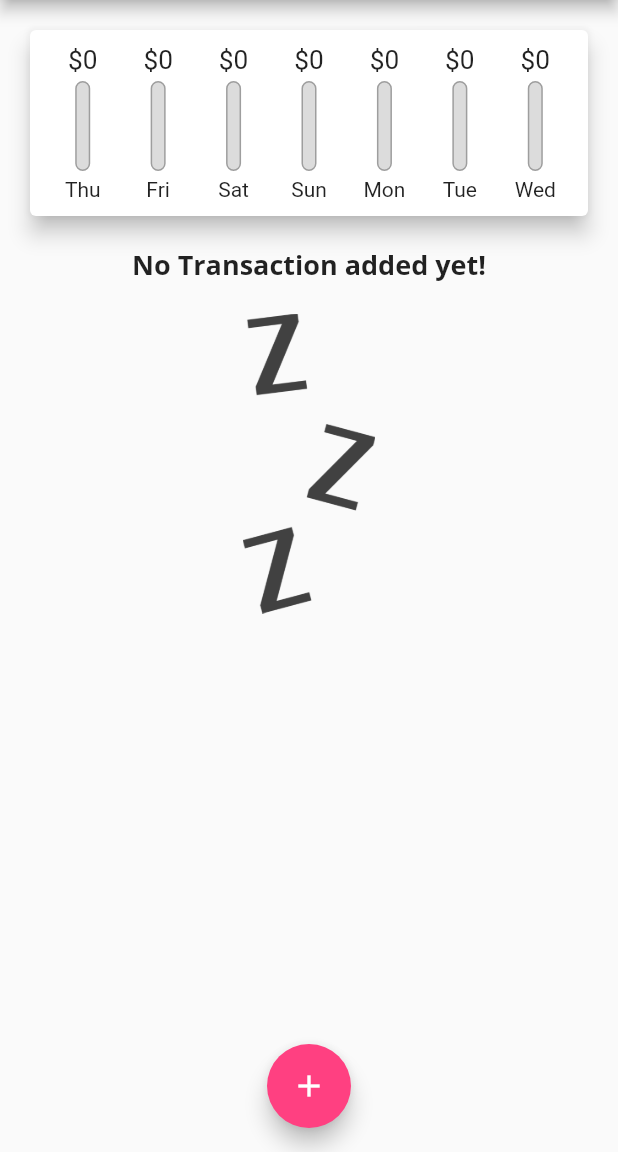
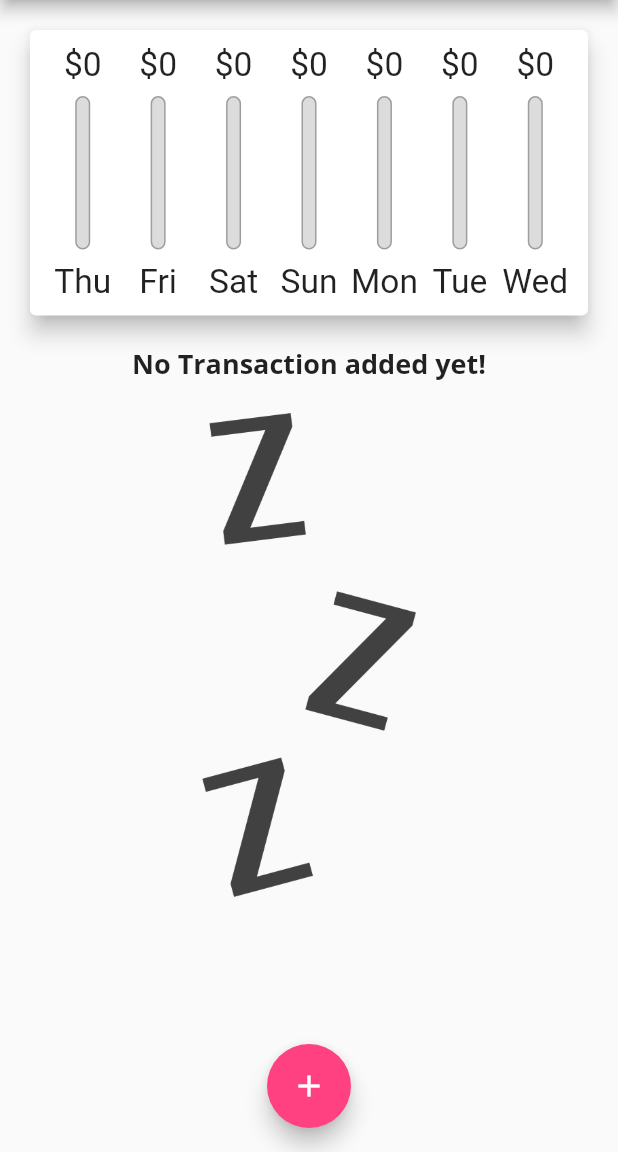
Before and after one commit to shubham242/Expense_Planner, a Flutter app: the screen it shows after launch, on a phone screen of 412 x 824 dp, the part 84-1236 px from its top. Run offline on Flutter 3.47's test engine with Material 2 defaults, Android fonts, the phone set to English and light mode, and no system bars.

```diff
--- a/lib/main.dart
+++ b/lib/main.dart
@@ -48,6 +48,8 @@ class MyHomePage extends StatefulWidget {
 class _MyHomePageState extends State<MyHomePage> {
   final List<Transaction> _userTransactions = [];
 
+  bool _show = false;
+
   List<Transaction> get _recentTx {
     return _userTransactions.where((tx) {
       return tx.date.isAfter(
@@ -90,8 +92,9 @@ class _MyHomePageState extends State<MyHomePage> {
 
   @override
   Widget build(BuildContext context) {
-    return Scaffold(
-      appBar: AppBar(
+    final isLand = MediaQuery.of(context).orientation == Orientation.landscape;
+
+    final appBar = AppBar(
       title: Text('Personal Expenses'),
       actions: <Widget>[
         IconButton(
@@ -99,12 +102,51 @@ class _MyHomePageState extends State<MyHomePage> {
           onPressed: () => _startAddTx(context),
         )
       ],
-      ),
+    );
+
+    final txList = Container(
+        height: (MediaQuery.of(context).size.height -
+                appBar.preferredSize.height -
+                MediaQuery.of(context).padding.top) *
+            0.7,
+        child: TransactionList(_userTransactions, _deleteTx));
+
+    return Scaffold(
+      appBar: appBar,
       body: SingleChildScrollView(
         child: Column(
-          children: <Widget>[
-            Chart(_recentTx),
-            TransactionList(_userTransactions, _deleteTx),
+          children: [
+            if (isLand)
+              Row(
+                mainAxisAlignment: MainAxisAlignment.center,
+                children: [
+                  Text('Show Chart'),
+                  Switch(
+                      value: _show,
+                      onChanged: (val) {
+                        setState(() {
+                          _show = val;
+                        });
+                      }),
+                ],
+              ),
+            if (!isLand)
+              Container(
+                  height: (MediaQuery.of(context).size.height -
+                          appBar.preferredSize.height -
+                          MediaQuery.of(context).padding.top) *
+                      0.3,
+                  child: Chart(_recentTx)),
+            if (!isLand) txList,
+            if (isLand)
+              _show
+                  ? Container(
+                      height: (MediaQuery.of(context).size.height -
+                              appBar.preferredSize.height -
+                              MediaQuery.of(context).padding.top) *
+                          0.7,
+                      child: Chart(_recentTx))
+                  : txList
           ],
         ),
       ),
--- a/lib/widgets/chart_bar.dart
+++ b/lib/widgets/chart_bar.dart
@@ -9,19 +9,21 @@ class ChartBar extends StatelessWidget {
 
   @override
   Widget build(BuildContext context) {
+    return LayoutBuilder(
+      builder: (ctx, constraints) {
         return Column(
           children: [
             Container(
-          height: 20,
+              height: constraints.maxHeight * 0.15,
               child: FittedBox(
                 child: Text('\$${spendAmount.toStringAsFixed(0)}'),
               ),
             ),
             SizedBox(
-          height: 4,
+              height: constraints.maxHeight * 0.05,
             ),
             Container(
-          height: 60,
+              height: constraints.maxHeight * 0.6,
               width: 10,
               child: Stack(
                 alignment: Alignment.bottomCenter,
@@ -46,10 +48,15 @@ class ChartBar extends StatelessWidget {
               ),
             ),
             SizedBox(
-          height: 4,
+              height: constraints.maxHeight * 0.05,
             ),
-        Text(label),
+            Container(
+              height: constraints.maxHeight * 0.15,
+              child: FittedBox(child: Text(label)),
+            ),
           ],
+        );
+      },
     );
   }
 }
--- a/lib/widgets/new_transaction.dart
+++ b/lib/widgets/new_transaction.dart
@@ -51,10 +51,16 @@ class _NewTransactionState extends State<NewTransaction> {
 
   @override
   Widget build(BuildContext context) {
-    return Card(
+    return SingleChildScrollView(
+      child: Card(
         elevation: 5,
         child: Container(
-        padding: EdgeInsets.all(10),
+          padding: EdgeInsets.only(
+            top: 10,
+            right: 10,
+            left: 10,
+            bottom: MediaQuery.of(context).viewInsets.bottom + 10,
+          ),
           child: Column(
             crossAxisAlignment: CrossAxisAlignment.end,
             children: <Widget>[
@@ -102,6 +108,7 @@ class _NewTransactionState extends State<NewTransaction> {
             ],
           ),
         ),
+      ),
     );
   }
 }
--- a/lib/widgets/transaction_list.dart
+++ b/lib/widgets/transaction_list.dart
@@ -11,10 +11,9 @@ class TransactionList extends StatelessWidget {
 
   @override
   Widget build(BuildContext context) {
-    return Container(
-      height: 450,
-      child: transactions.isEmpty
-          ? Column(
+    return transactions.isEmpty
+        ? LayoutBuilder(builder: (ctx, constraints) {
+            return Column(
               children: <Widget>[
                 Text(
                   'No Transaction added yet!',
@@ -24,14 +23,15 @@ class TransactionList extends StatelessWidget {
                   height: 20,
                 ),
                 Container(
-                  height: 200,
+                  height: constraints.maxHeight * 0.6,
                   child: Image.asset(
                     'assets/images/waiting.png',
                     fit: BoxFit.cover,
                   ),
                 )
               ],
-            )
+            );
+          })
         : ListView.builder(
             itemBuilder: (ctx, index) {
               return Card(
@@ -66,7 +66,6 @@ class TransactionList extends StatelessWidget {
               );
             },
             itemCount: transactions.length,
-            ),
           );
   }
 }
```
Lines whose indentation alone changed are shown as unchanged.
